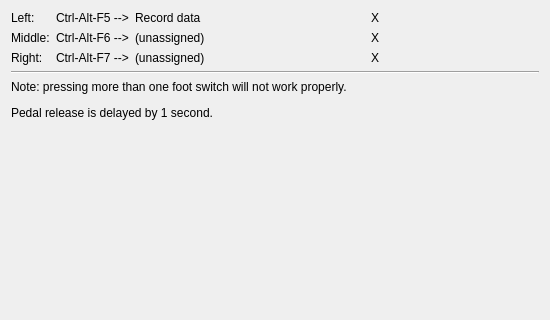
Qt form MITK/Plugins/uk.ac.ucl.cmic.igifootpedalhotkey/src/internal/FootpedalHotkeyViewWidget.ui (NifTK/NifTK) before a commit; both pictures show x 0 to 550 and y 0 to 320 of the 550 by 1062 pixel window.
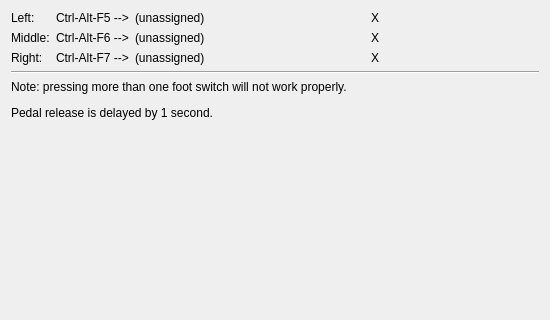
The same form after that commit.

The edit to the form file:
```diff
--- a/MITK/Plugins/uk.ac.ucl.cmic.igifootpedalhotkey/src/internal/FootpedalHotkeyViewWidget.ui
+++ b/MITK/Plugins/uk.ac.ucl.cmic.igifootpedalhotkey/src/internal/FootpedalHotkeyViewWidget.ui
@@ -75,7 +75,7 @@
       </sizepolicy>
      </property>
      <property name="text">
-      <string>Record data</string>
+      <string>(unassigned)</string>
      </property>
     </widget>
    </item>
```
